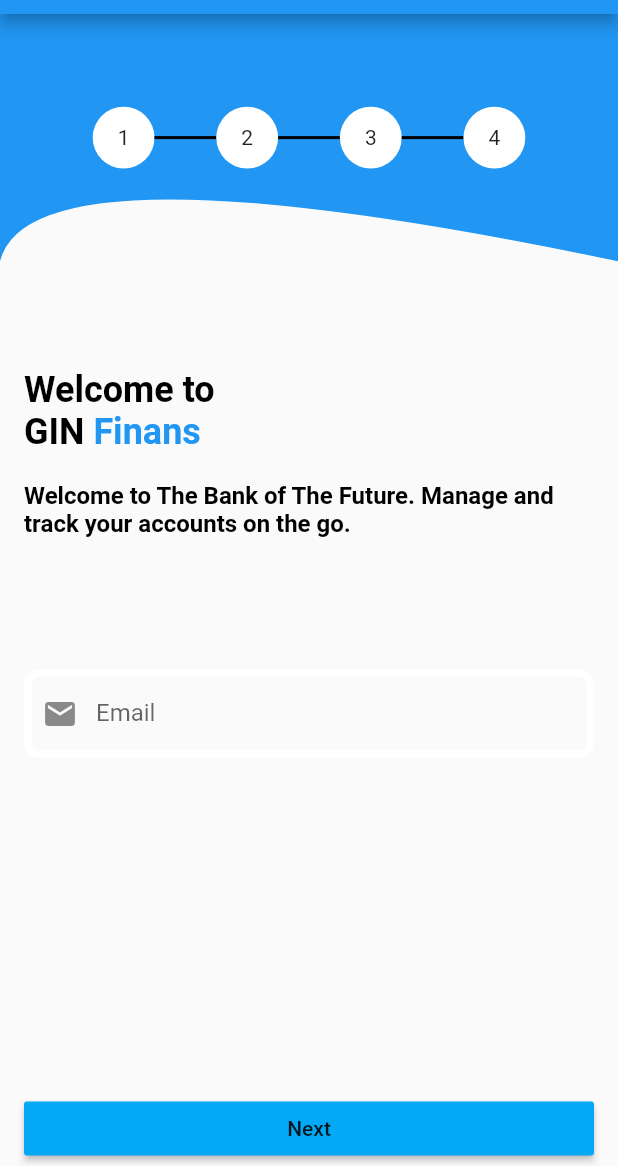
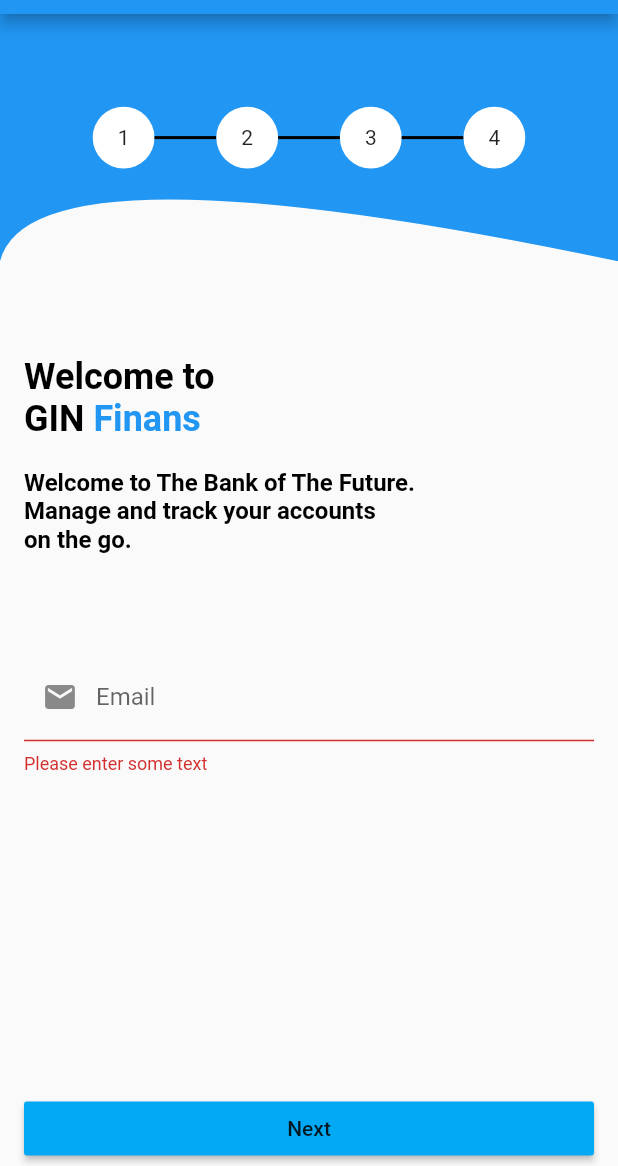
Before and after one commit to namitrana/demo_app, a Flutter app: the screen it shows after launch, after a tap on "Next", on a phone screen of 412 x 824 dp, the part 70-1236 px from its top. Run offline on Flutter 3.47's test engine with Material 2 defaults, Android fonts, the phone set to English and light mode, and no system bars.

Commit message:
Validating the email form

```diff
--- a/lib/main.dart
+++ b/lib/main.dart
@@ -49,7 +49,10 @@ class MyHomePage extends StatefulWidget {
   _MyHomePageState createState() => _MyHomePageState();
 }
 
-class _MyHomePageState extends State<MyHomePage> {
+class _MyHomePageState extends State<MyHomePage>{
+
+  final _formKey = GlobalKey<FormState>();
+
   @override
   Widget build(BuildContext context) {
     //var h = (MediaQuery.of(context).size.height - 88) / 4.5;
@@ -100,7 +103,9 @@ class _MyHomePageState extends State<MyHomePage> {
           // the App.build method, and use it to set our appbar title.
           title: Text(widget.title),
         ),
-        body: Column(
+        body:  Form(
+            key: _formKey,
+            child: Column(
               mainAxisAlignment: MainAxisAlignment.start,
               children: <Widget>[
                 Stack(
@@ -176,8 +181,8 @@ class _MyHomePageState extends State<MyHomePage> {
                                   children: <TextSpan>[
                                     //, style: new TextStyle(fontWeight: FontWeight.bold, )
                                     new TextSpan(
-                                text: '\n\nWelcome to The Bank of The Future. '
-                                    'Manage and track your accounts on the go.'),
+                                        text: '\n\nWelcome to The Bank of The Future.'
+                                            '\nManage and track your accounts\non the go.'),
                                   ],
                                 ),
 
@@ -188,32 +193,22 @@ class _MyHomePageState extends State<MyHomePage> {
                     )
                 ),
 
-            /*Align(
-                alignment: Alignment.centerLeft,
-                child: Padding(
-                  padding: EdgeInsets.all(20.0),
-                  child: RichText(
-                    text: new TextSpan(
-                      // Note: Styles for TextSpans must be explicitly defined.
-                      // Child text spans will inherit styles from parent
-                      style: new TextStyle(
-                        fontSize: 16.0,
-                        color: Colors.black,
-                        fontWeight: FontWeight.bold
-                      ),
-                      children: <TextSpan>[
-                        //, style: new TextStyle(fontWeight: FontWeight.bold, )
-                        new TextSpan(
-                            text: 'Welcome to The Bank of The Future. '
-                                'Manage and track your accounts on the go.'),
-                      ],
-                    ),
-                  ),
-                )),*/
+                Padding(
+                  padding: EdgeInsets.fromLTRB(16, 3, 16, 3),
 
-            Padding(
-              padding: EdgeInsets.all(16.0),
-              child: TextField(
+                  child: TextFormField(
+                      autovalidate: true,
+                      validator: (email) {
+                        if (email.isEmpty) {
+                          return 'Please enter some text';
+                        }else if(email.isNotEmpty){
+                          bool emailValid = RegExp(r'^.+@[a-zA-Z]+\.{1}[a-zA-Z]+(\.{0,1}[a-zA-Z]+)$').hasMatch(email);
+                          if(!emailValid){
+                            return 'Please enter valie email id';
+                          }
+                        }
+                        return null;
+                      },
                       keyboardType: TextInputType.emailAddress,
                       decoration: InputDecoration(
                           enabledBorder: const OutlineInputBorder(
@@ -232,7 +227,6 @@ class _MyHomePageState extends State<MyHomePage> {
                 Expanded(
                     child: Align(
                       alignment: Alignment.bottomCenter,
-
                       child: Container(
 
                         width: w,
@@ -241,15 +235,22 @@ class _MyHomePageState extends State<MyHomePage> {
                         child: MaterialButton(
                             splashColor: Colors.blueAccent,
                             color: Colors.lightBlue,
-                                onPressed: () => {},
-                                child: Text('Next')),
+                            onPressed: () => {
+                              if(_formKey.currentState.validate()){
+                                  log('Email is successful')
+                              }
+                            },
+                            child: Text('Next')
+                        ),
                       ),
 
                     )
                 ),
 
               ],
-        ));
+            )//column,
+        )
+    );
   }
 }
 
```
Lines whose indentation alone changed are shown as unchanged.
